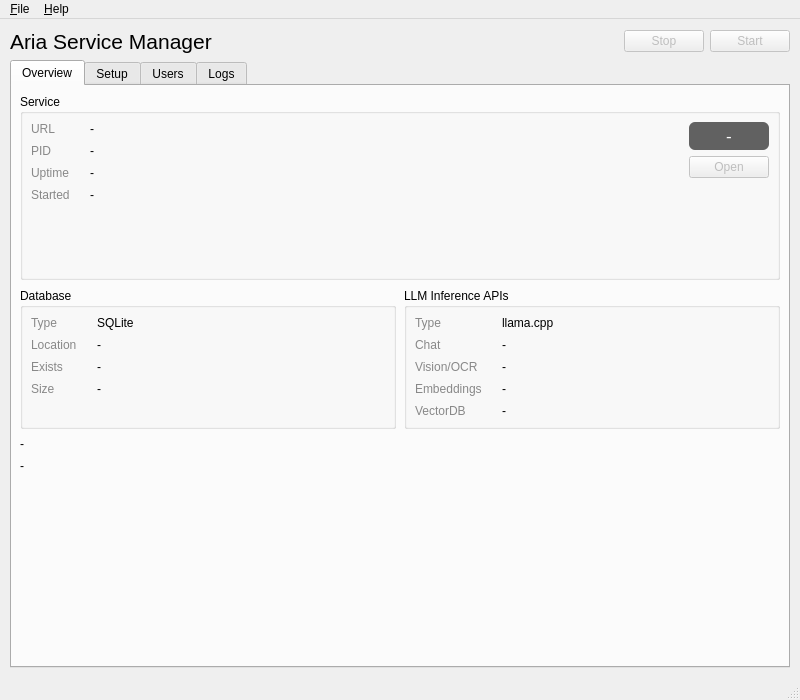
This is src/aria/gui/ui/mainwindow.ui in malvavisc0/aria as Qt 5 draws it before an edit. The edited form follows.
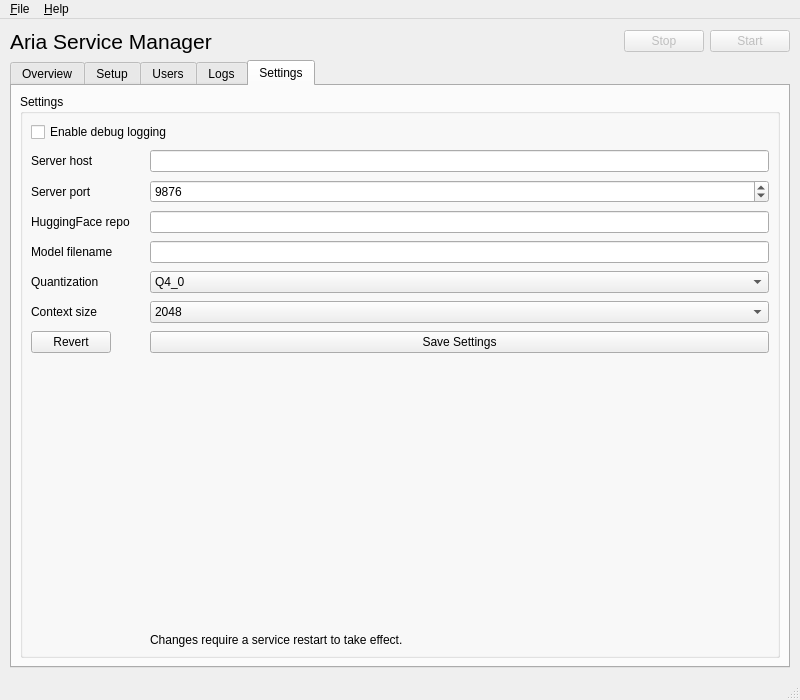
This is the edited form. The open tabs and pages were chosen to show the change. Icons and pictures are not drawn.

Commit message: adding settings tab

What changed in the file:
```diff
--- a/src/aria/gui/ui/mainwindow.ui
+++ b/src/aria/gui/ui/mainwindow.ui
@@ -1145,7 +1145,242 @@
         </item>
        </layout>
       </widget>
-
+      <widget class="QWidget" name="tab_settings">
+       <attribute name="title">
+        <string>Settings</string>
+       </attribute>
+       <layout class="QVBoxLayout" name="verticalLayout_settings">
+        <property name="spacing">
+         <number>8</number>
+        </property>
+        <property name="leftMargin">
+         <number>8</number>
+        </property>
+        <property name="topMargin">
+         <number>8</number>
+        </property>
+        <property name="rightMargin">
+         <number>8</number>
+        </property>
+        <property name="bottomMargin">
+         <number>8</number>
+        </property>
+        <item>
+         <widget class="QGroupBox" name="groupBox_SettingsAll">
+          <property name="title">
+           <string>Settings</string>
+          </property>
+          <layout class="QFormLayout" name="formLayout_settingsAll">
+           <property name="horizontalSpacing">
+            <number>20</number>
+           </property>
+           <property name="verticalSpacing">
+            <number>8</number>
+           </property>
+           <property name="leftMargin">
+            <number>8</number>
+           </property>
+           <property name="topMargin">
+            <number>8</number>
+           </property>
+           <property name="rightMargin">
+            <number>8</number>
+           </property>
+           <property name="bottomMargin">
+            <number>8</number>
+           </property>
+           <item row="0" column="0" colspan="2">
+            <widget class="QCheckBox" name="checkBox_Debug">
+             <property name="text">
+              <string>Enable debug logging</string>
+             </property>
+            </widget>
+           </item>
+           <item row="1" column="0">
+            <widget class="QLabel" name="label_ServerHostLbl">
+             <property name="text">
+              <string>Server host</string>
+             </property>
+            </widget>
+           </item>
+           <item row="1" column="1">
+            <widget class="QLineEdit" name="lineEdit_ServerHost"/>
+           </item>
+           <item row="2" column="0">
+            <widget class="QLabel" name="label_ServerPortLbl">
+             <property name="text">
+              <string>Server port</string>
+             </property>
+            </widget>
+           </item>
+           <item row="2" column="1">
+            <widget class="QSpinBox" name="spinBox_ServerPort">
+             <property name="minimum">
+              <number>1</number>
+             </property>
+             <property name="maximum">
+              <number>65535</number>
+             </property>
+             <property name="value">
+              <number>9876</number>
+             </property>
+            </widget>
+           </item>
+           <item row="3" column="0">
+            <widget class="QLabel" name="label_ChatRepoLbl">
+             <property name="text">
+              <string>HuggingFace repo</string>
+             </property>
+            </widget>
+           </item>
+           <item row="3" column="1">
+            <widget class="QLineEdit" name="lineEdit_ChatRepo">
+             <property name="minimumSize">
+              <size>
+               <width>420</width>
+               <height>0</height>
+              </size>
+             </property>
+            </widget>
+           </item>
+           <item row="4" column="0">
+            <widget class="QLabel" name="label_ChatModelLbl">
+             <property name="text">
+              <string>Model filename</string>
+             </property>
+            </widget>
+           </item>
+           <item row="4" column="1">
+            <widget class="QLineEdit" name="lineEdit_ChatModel">
+             <property name="minimumSize">
+              <size>
+               <width>420</width>
+               <height>0</height>
+              </size>
+             </property>
+            </widget>
+           </item>
+           <item row="5" column="0">
+            <widget class="QLabel" name="label_ChatQuantLbl">
+             <property name="text">
+              <string>Quantization</string>
+             </property>
+            </widget>
+           </item>
+           <item row="5" column="1">
+            <widget class="QComboBox" name="comboBox_ChatQuantType">
+             <item>
+              <property name="text">
+               <string>Q4_0</string>
+              </property>
+             </item>
+             <item>
+              <property name="text">
+               <string>Q4_K_M</string>
+              </property>
+             </item>
+             <item>
+              <property name="text">
+               <string>Q5_K_M</string>
+              </property>
+             </item>
+             <item>
+              <property name="text">
+               <string>Q6_K</string>
+              </property>
+             </item>
+             <item>
+              <property name="text">
+               <string>Q8_0</string>
+              </property>
+             </item>
+            </widget>
+           </item>
+           <item row="6" column="0">
+            <widget class="QLabel" name="label_ChatCtxLbl">
+             <property name="text">
+              <string>Context size</string>
+             </property>
+            </widget>
+           </item>
+           <item row="6" column="1">
+            <widget class="QComboBox" name="comboBox_ChatCtxSize">
+             <item>
+              <property name="text">
+               <string>2048</string>
+              </property>
+             </item>
+             <item>
+              <property name="text">
+               <string>4096</string>
+              </property>
+             </item>
+             <item>
+              <property name="text">
+               <string>8192</string>
+              </property>
+             </item>
+             <item>
+              <property name="text">
+               <string>16384</string>
+              </property>
+             </item>
+             <item>
+              <property name="text">
+               <string>32768</string>
+              </property>
+             </item>
+             <item>
+              <property name="text">
+               <string>65536</string>
+              </property>
+             </item>
+             <item>
+              <property name="text">
+               <string>131072</string>
+              </property>
+             </item>
+            </widget>
+           </item>
+           <item row="7" column="0">
+            <widget class="QPushButton" name="pushButton_SettingsRevert">
+             <property name="text">
+              <string>Revert</string>
+             </property>
+            </widget>
+           </item>
+           <item row="7" column="1">
+            <widget class="QPushButton" name="pushButton_SettingsSave">
+             <property name="text">
+              <string>Save Settings</string>
+             </property>
+            </widget>
+           </item>
+           <item row="8" column="1">
+            <spacer name="verticalSpacer">
+             <property name="orientation">
+              <enum>Qt::Orientation::Vertical</enum>
+             </property>
+             <property name="sizeHint" stdset="0">
+              <size>
+               <width>20</width>
+               <height>40</height>
+              </size>
+             </property>
+            </spacer>
+           </item>
+           <item row="9" column="1">
+            <widget class="QLabel" name="label_restart">
+             <property name="text">
+              <string>Changes require a service restart to take effect.</string>
+             </property>
+            </widget>
+           </item>
+          </layout>
+         </widget>
+        </item>
+       </layout>
+      </widget>
      </widget>
     </item>
    </layout>
```
Left out of the diff: 69 changed lines with no effect on the pictures. The commit also changes 6 other files.
